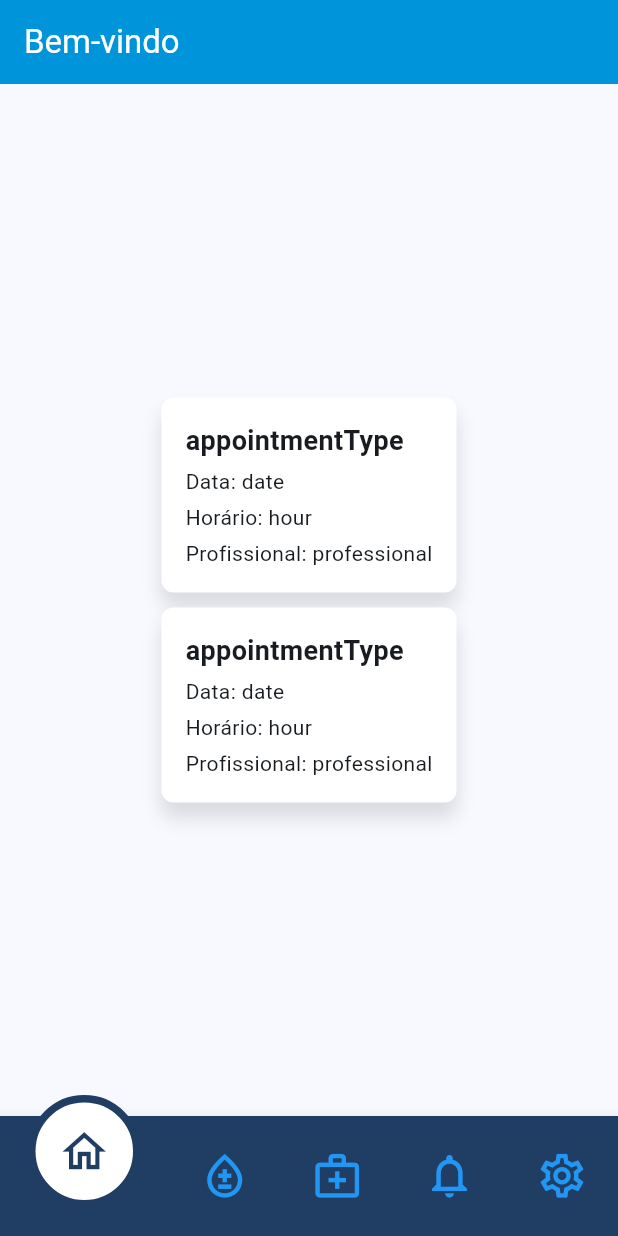
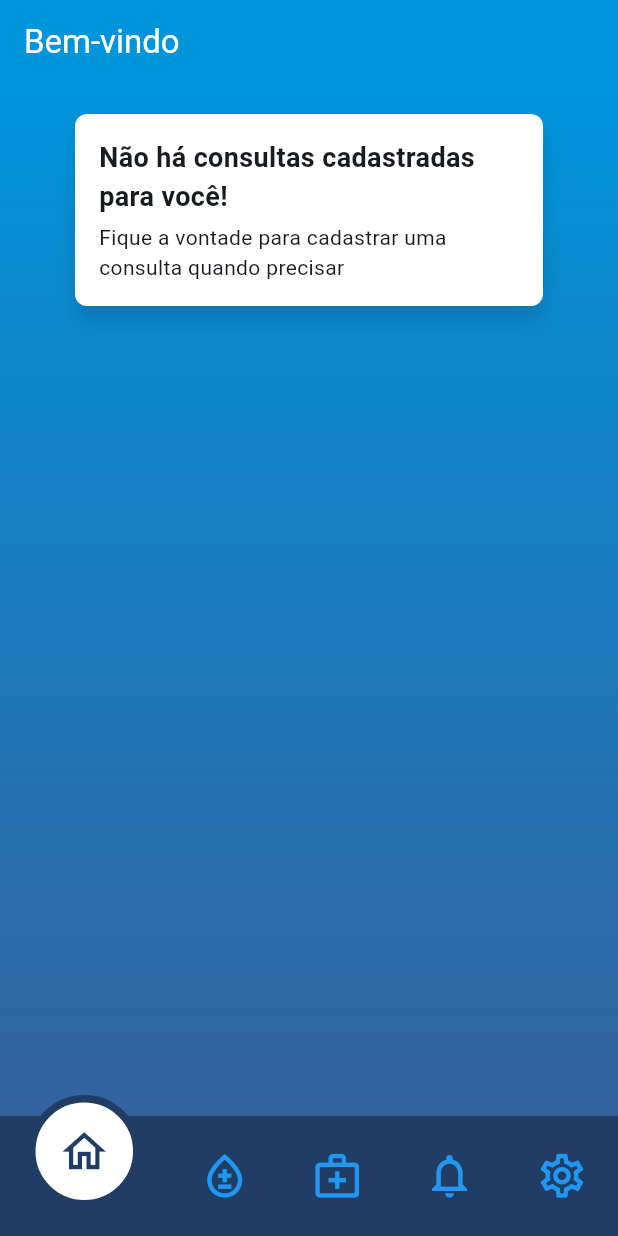
Before and after one commit to FelipeSouza14/SIG-UBS, a Flutter app: the NavScreen screen opened by its route, on a phone screen of 412 x 824 dp. Run offline on Flutter 3.47's test engine with Material 3 defaults, Android fonts, the phone set to English and light mode, and no system bars; our stand-ins replace flutter_hooks, jwt_decoder, shared_preferences; accounts and stored records are empty; network calls fail.

Commit message:
Deixando a homePage dinâmica e retirando comentários

```diff
--- a/front_end/sig_ubs/lib/components/cardService.dart
+++ b/front_end/sig_ubs/lib/components/cardService.dart
@@ -65,12 +65,6 @@ class _CardServiceState extends State<CardService> {
                     fontWeight: FontWeight.bold,
                   ),
                 ),
-                // const Text(
-                //   'Descrição',
-                //   style: TextStyle(
-                //     fontSize: 16.0,
-                //   ),
-                // ),
               ],
             ),
           ),
--- a/front_end/sig_ubs/lib/pages/alertsPage.dart
+++ b/front_end/sig_ubs/lib/pages/alertsPage.dart
@@ -1,6 +1,5 @@
 import 'package:flutter/material.dart';
 import 'package:sig_ubs/components/cardAlerts.dart';
-// import 'package:sig_ubs/utils.dart';
 import 'package:http/http.dart' as http;
 import 'dart:convert';
 import 'package:intl/intl.dart';
--- a/front_end/sig_ubs/lib/pages/homePage.dart
+++ b/front_end/sig_ubs/lib/pages/homePage.dart
@@ -1,15 +1,43 @@
+import 'dart:convert';
 import 'package:flutter/material.dart';
 import 'package:flutter_hooks/flutter_hooks.dart';
+import 'package:sig_ubs/components/cardAlerts.dart';
 import 'package:sig_ubs/components/cardAppointment.dart';
 import '../context/authProvider.dart';
 import 'package:provider/provider.dart';
+import 'package:http/http.dart' as http;
 
 class HomePage extends HookWidget {
-  const HomePage({super.key});
+  HomePage({super.key});
 
   @override
   Widget build(BuildContext context) {
     final authProvider = Provider.of<AuthProvider>(context);
+    final consultation = useState<List>([]);
+
+    useEffect(() {
+      Future<void> fetchConsultations() async {
+        final response = await http.get(
+          Uri.parse('http://127.0.0.1:8000/consultas/'),
+          headers: {
+            'Content-Type': 'application/json',
+          },
+        );
+
+        if (response.statusCode == 200) {
+          consultation.value = jsonDecode(response.body);
+        } else {
+          throw Exception('Failed to load consultations');
+        }
+      }
+
+      fetchConsultations();
+
+      return null; // Para evitar retornos inválidos
+    }, []);
+
+    final filterConsultation = consultation.value.where(
+        (consults) => consults['idPaciente'] == authProvider.user['cpf']);
     return Scaffold(
         appBar: AppBar(
           automaticallyImplyLeading: false, // Remove o botão de voltar
@@ -36,18 +64,62 @@ class HomePage extends HookWidget {
               ),
           ],
         ),
-        body: const Center(
-          child: Column(
-            mainAxisAlignment: MainAxisAlignment.center,
-            children: <Widget>[
-              CardAppointment(appointmentType: "appointmentType", date: "date", hour: "hour", professional: "professional"),
-              SizedBox(height: 10.0),
-              CardAppointment(appointmentType: "appointmentType", date: "date", hour: "hour", professional: "professional"),
-              // Text(
-              //   'Conteúdo da página',
-              // ),
-            ],
-          ),
-        ));
+        body: Container(
+            height: MediaQuery.of(context)
+                .size
+                .height, // Define a altura como a altura total da tela
+            width: MediaQuery.of(context).size.width,
+            decoration: const BoxDecoration(
+              gradient: LinearGradient(
+                begin: Alignment.topCenter,
+                end: Alignment.bottomCenter,
+                colors: [
+                  Color.fromARGB(255, 0, 148, 219),
+                  Color.fromARGB(255, 52, 98, 159),
+                ],
+              ),
+            ),
+            child: SingleChildScrollView(
+                child: Center(
+              child: Column(
+                mainAxisAlignment: MainAxisAlignment.center,
+                children: <Widget>[
+                  Padding(
+                    padding: const EdgeInsets.symmetric(horizontal: 50.0, vertical: 20.0),
+                    child: Column(
+                      children: filterConsultation.isEmpty
+                          ? [
+                              const CardAlerts(
+                                titulo:
+                                    'Não há consultas cadastradas para você!',
+                                descricao:
+                                    'Fique a vontade para cadastrar uma consulta quando precisar',
+                              )
+                            ]
+                          : filterConsultation.map((consult) {
+                              return Column(
+                                children: [
+                                  Row(
+                                    children: [
+                                      Expanded(
+                                        child: CardAppointment(
+                                            appointmentType:
+                                                consult['tipoAtendimento'],
+                                            date: consult['data'],
+                                            hour: consult['horario'],
+                                            professional:
+                                                consult['nomeProfissional']),
+                                      ),
+                                    ],
+                                  ),
+                                  const SizedBox(height: 25),
+                                ],
+                              );
+                            }).toList(),
+                    ),
+                  ),
+                ],
+              ),
+            ))));
   }
 }
--- a/front_end/sig_ubs/lib/pages/navScreen.dart
+++ b/front_end/sig_ubs/lib/pages/navScreen.dart
@@ -34,7 +34,7 @@ class NavScreen extends HookWidget {
     return Scaffold(
       body: IndexedStack(
         index: pageIndex,
-        children: const [
+        children: [
           HomePage(),
           VaccinationPage(),
           ServicesPage(),
--- a/front_end/sig_ubs/lib/pages/vaccinationPage.dart
+++ b/front_end/sig_ubs/lib/pages/vaccinationPage.dart
@@ -1,6 +1,5 @@
 import 'package:flutter/material.dart';
 import 'package:sig_ubs/components/cardVaccination.dart';
-// import 'package:sig_ubs/utils.dart';
 import 'package:http/http.dart' as http;
 import 'dart:convert';
 
```
Also changed, not shown: front_end/sig_ubs/lib/pages/appointmentPage.dart (+1 -34 lines), front_end/sig_ubs/lib/utils.dart (+0 -30 lines).
